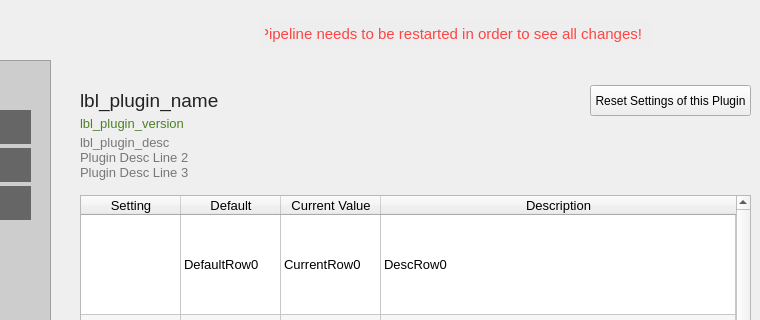
Before: the Qt Designer form toolkit/plugin_configurator/ui/main_window.ui in tobspr/RenderPipeline, drawn with Qt 5; both pictures show x 240 to 1000 and y 0 to 320 of the 1000 by 680 pixel window.
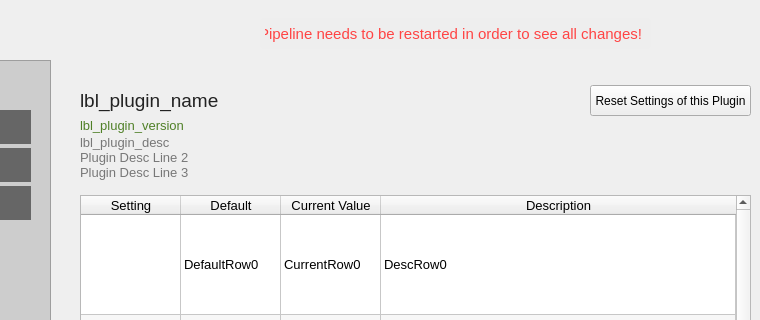
After: the same form once the commit is applied. Icons and pictures are not drawn.

```diff
--- a/toolkit/plugin_configurator/ui/main_window.ui
+++ b/toolkit/plugin_configurator/ui/main_window.ui
@@ -151,8 +151,8 @@
       <rect>
        <x>30</x>
        <y>50</y>
-       <width>591</width>
-       <height>16</height>
+       <width>481</width>
+       <height>21</height>
       </rect>
      </property>
      <property name="palette">
```
